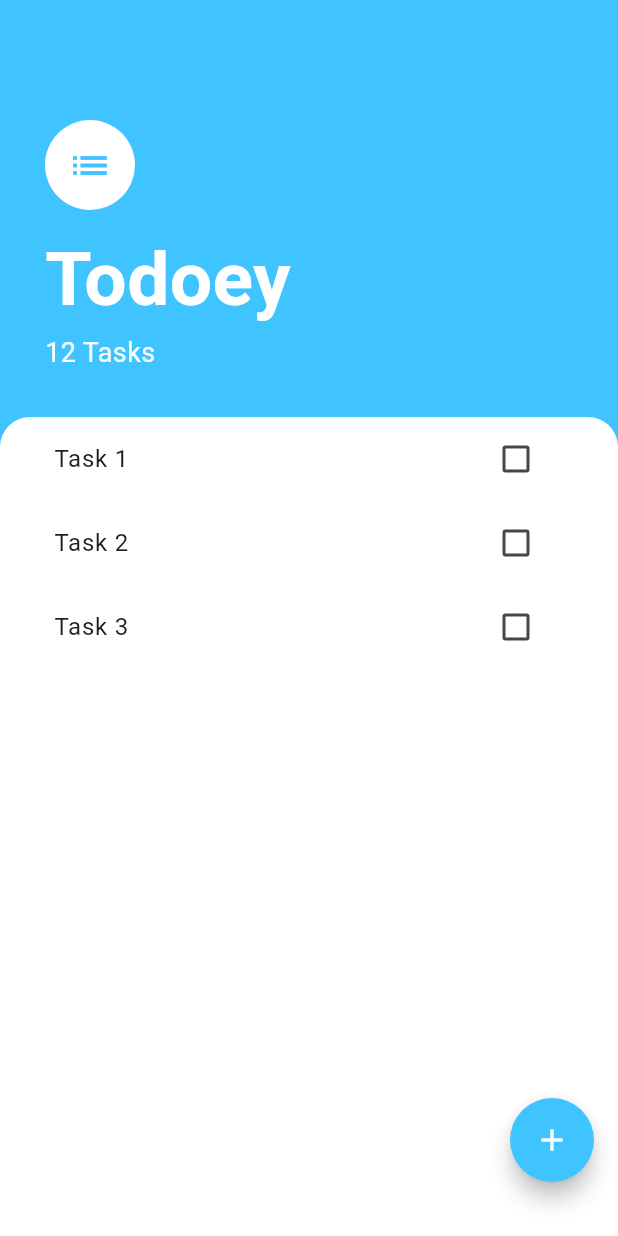
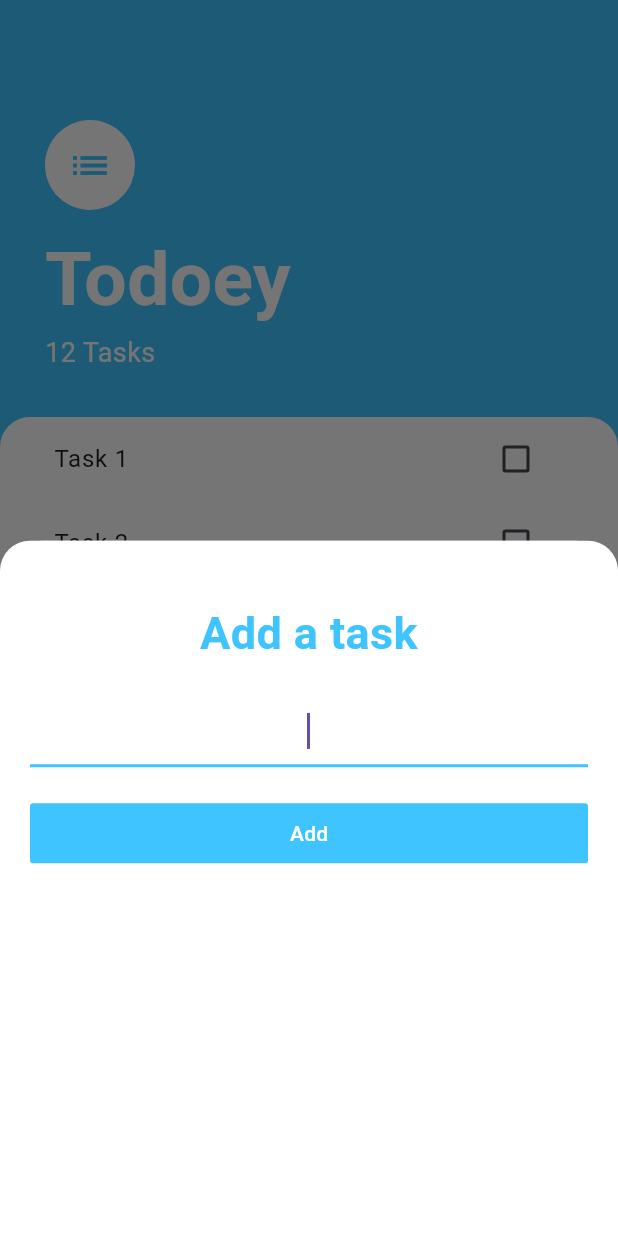
Before and after one commit to Danyyel06/todoe_list, a Flutter app: the screen it shows after launch, after a tap on the "add" icon, on a phone screen of 412 x 824 dp. Run offline on Flutter 3.47's test engine with Material 3 defaults, Android fonts, the phone set to English and light mode, and no system bars.

Commit message:
Added Bottom Sheet Widget

```diff
--- a/lib/task_screen.dart
+++ b/lib/task_screen.dart
@@ -1,6 +1,8 @@
 import 'package:flutter/material.dart';
 import 'package:todoapp/widgets/task_view.dart';
+import 'package:todoapp/widgets/task_buttom_sheet.dart';
 
+// ignore: use_key_in_widget_constructors
 class TaskScreen extends StatelessWidget {
   @override
   Widget build(BuildContext context) {
@@ -9,7 +11,12 @@ class TaskScreen extends StatelessWidget {
       floatingActionButton: Padding(
         padding: const EdgeInsets.only(bottom: 20.0),
         child: FloatingActionButton(
-          onPressed: () {},
+          onPressed: () {
+            showModalBottomSheet(
+              context: context,
+              builder: (BuildContext context) => TaskButtomSheet(),
+            );
+          },
           backgroundColor: Colors.lightBlueAccent,
           shape: CircleBorder(side: BorderSide.none, eccentricity: 1.0),
           child: Icon(Icons.add, color: Colors.white),
--- /dev/null
+++ b/lib/widgets/task_buttom_sheet.dart
@@ -0,0 +1,64 @@
+import 'package:flutter/material.dart';
+
+class TaskButtomSheet extends StatelessWidget {
+  @override
+  Widget build(BuildContext context) {
+    return Container(
+      padding: EdgeInsets.only(
+        // Use this line to add padding that is exactly the height of the keyboard
+        bottom: MediaQuery.of(context).viewInsets.bottom,
+      ),
+      child: Container(
+        padding: EdgeInsets.all(20.0),
+        decoration: BoxDecoration(
+          color: Colors.white,
+          borderRadius: BorderRadius.only(
+            topLeft: Radius.circular(20.0),
+            topRight: Radius.circular(20.0),
+          ),
+        ),
+        child: Column(
+          crossAxisAlignment: CrossAxisAlignment.stretch,
+          children: [
+            SizedBox(height: 20.0),
+            Text(
+              "Add a task",
+              style: TextStyle(
+                fontSize: 30.0,
+                color: Colors.lightBlueAccent,
+                fontWeight: FontWeight.w600,
+              ),
+              textAlign: TextAlign.center,
+            ),
+            SizedBox(height: 20.0),
+            TextField(
+              autofocus: true,
+              textAlign: TextAlign.center,
+              decoration: InputDecoration(
+                focusedBorder: UnderlineInputBorder(
+                  borderSide: BorderSide(
+                    color: Colors.lightBlueAccent,
+                    width: 2.0,
+                  ),
+                ),
+              ),
+            ),
+            SizedBox(height: 20.0),
+            TextButton(
+              onPressed: () {
+                Navigator.pop(context);
+              },
+              style: TextButton.styleFrom(
+                backgroundColor: Colors.lightBlueAccent,
+                shape: RoundedRectangleBorder(
+                  borderRadius: BorderRadius.circular(2.0),
+                ),
+              ),
+              child: Text("Add", style: TextStyle(color: Colors.white)),
+            ),
+          ],
+        ),
+      ),
+    );
+  }
+}
```
